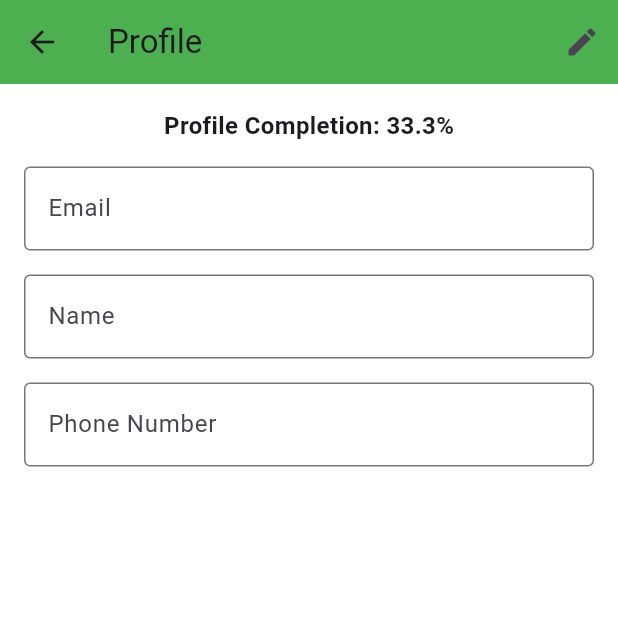
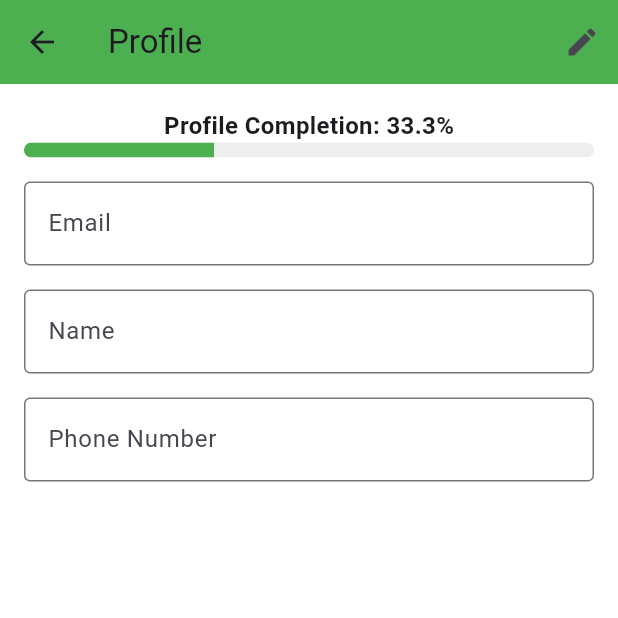
Before and after one commit to vyk1262/seller, a Flutter app: the ProfileScreen screen opened directly, on a phone screen of 412 x 824 dp, the top half of it. Run offline on Flutter 3.47's test engine with Material 3 defaults, Android fonts, the phone set to English and light mode, and no system bars; our stand-ins replace cloud_firestore, firebase_auth, firebase_core, firebase_storage, google_sign_in, image_picker; accounts and stored records are empty.

Commit message:
profile completion progress bar added

```diff
--- a/lib/profile.dart
+++ b/lib/profile.dart
@@ -109,6 +109,15 @@ class _ProfileScreenState extends State<ProfileScreen> {
             'Profile Completion: ${_profileCompletion.toStringAsFixed(1)}%',
             style: const TextStyle(fontSize: 16.0, fontWeight: FontWeight.bold),
           ),
+          ClipRRect(
+            borderRadius: BorderRadius.circular(10.0),
+            child: LinearProgressIndicator(
+              value: _profileCompletion / 100.0,
+              valueColor: AlwaysStoppedAnimation(Colors.green), // Green color
+              backgroundColor: Colors.grey.shade200, // Light gray background
+              minHeight: 10.0, // Adjust height as needed
+            ),
+          ),
           const SizedBox(height: 16.0),
           TextField(
             controller: _emailController,
```
